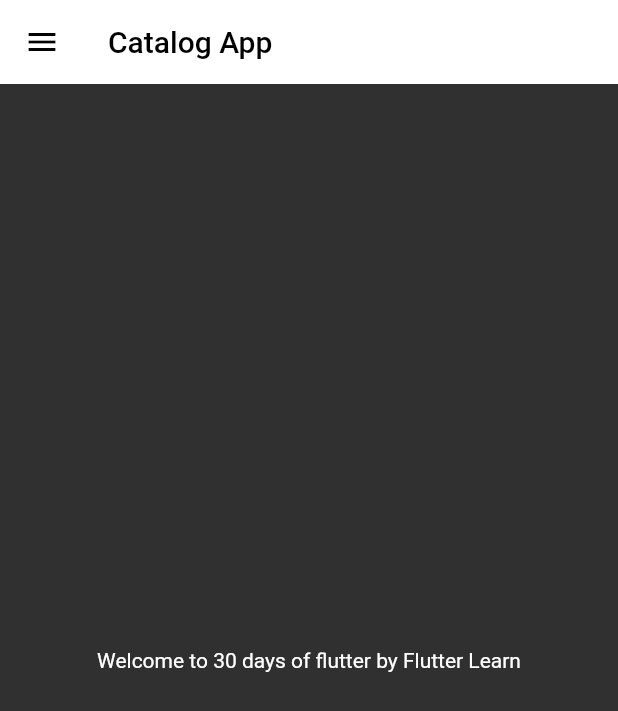
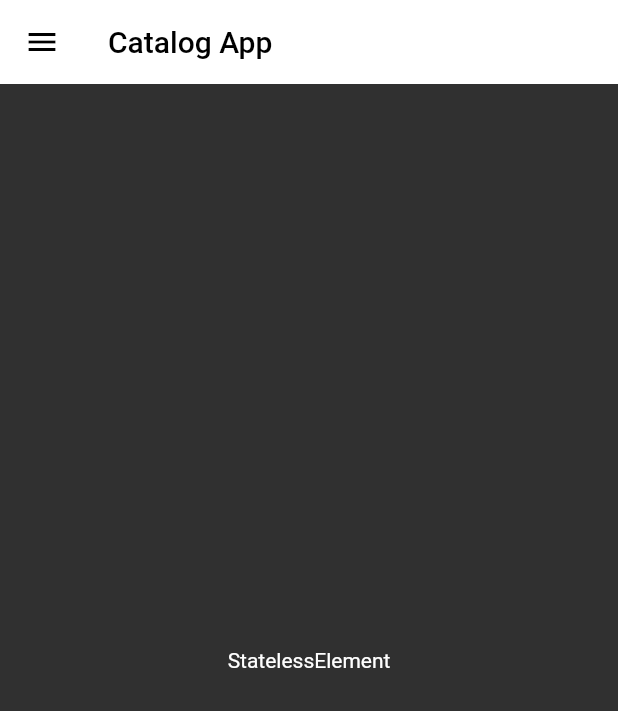
Before and after one commit to GitTechVishal/30DaysofFlutter, a Flutter app: the screen it shows after launch, on a phone screen of 412 x 824 dp. Shown: the top 711 px of the screen. Run offline on Flutter 3.47's test engine with Material 2 defaults, Android fonts, the phone set to English and light mode, and no system bars; our stand-ins replace google_fonts.

Commit message:
Day11 Completed

```diff
--- a/lib/pages/home_page.dart
+++ b/lib/pages/home_page.dart
@@ -4,6 +4,8 @@ import 'package:flutter_application_1/widgets/drawer.dart';
 class HomePage extends StatelessWidget {
   int days = 30;
   String name = "Flutter Learn";
+
+//Day 11 We learnt Build Context, 3 Trees & Constraints Explained
 
   @override
   Widget build(BuildContext context) {
@@ -19,7 +21,8 @@ class HomePage extends StatelessWidget {
       ),
       body: Center(
         child: Container(
-          child: Text("Welcome to $days days of flutter by $name"),
+          //child: Text("Welcome to $days days of flutter by $name"),
+          child: Text(context.runtimeType.toString()),
         ),
       ),
       drawer: MyDrawer(),
```
